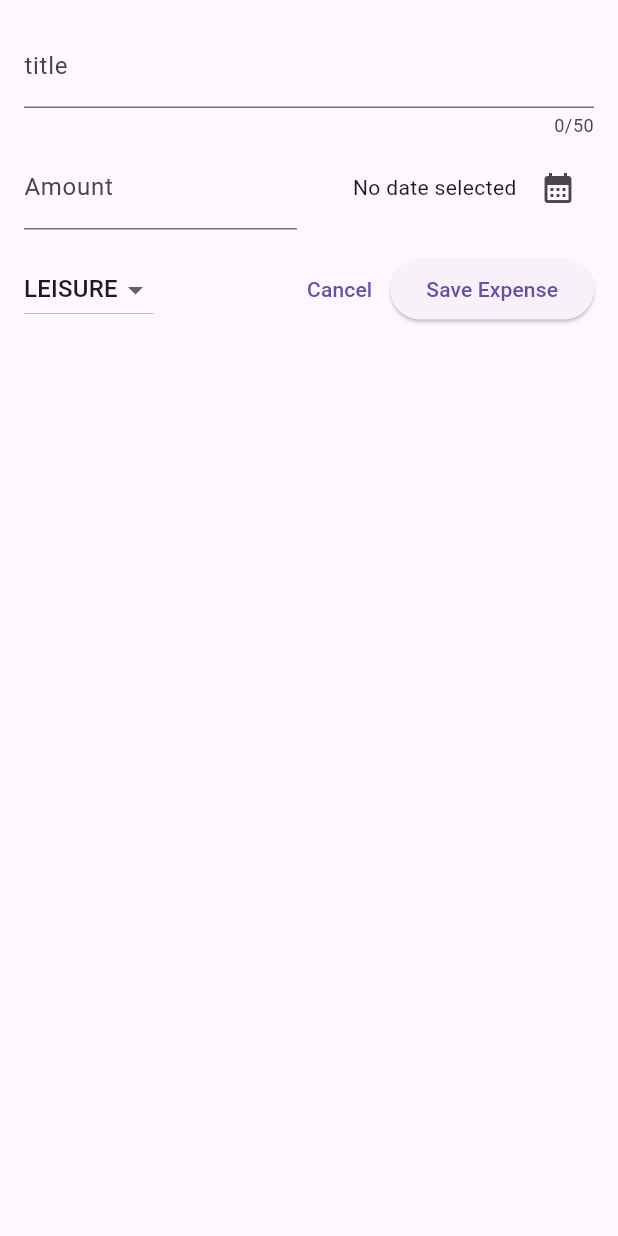
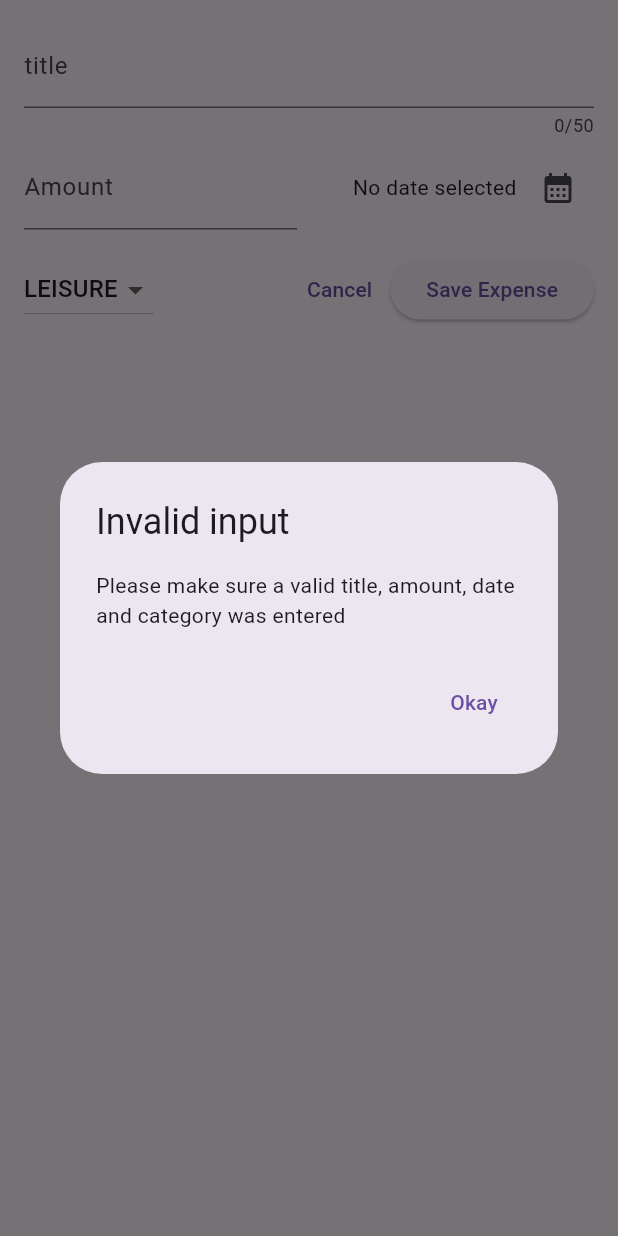
Before and after one commit to Junaidchohan/Maximilian_Schwarzmuller_Project, a Flutter app: the NewExpense widget shown alone on an empty page, opened directly, after a tap on "Save Expense", on a phone screen of 412 x 824 dp. Run offline on Flutter 3.47's test engine with Material 3 defaults, Android fonts, the phone set to English and light mode, and no system bars.

Commit message:
Validating user input & showing Error Dialog

```diff
--- a/lib/widgets/new_expense.dart
+++ b/lib/widgets/new_expense.dart
@@ -29,6 +29,29 @@
     });
   }
 
+  void _submitExpenseData() {
+    final enteredAmount = double.tryParse(_amountController
+        .text); // tryParse('Hello') => null, tryParse('1.12') => 1.12,
+    final amountIsInvalid = enteredAmount == null || enteredAmount <= 0;
+    if (_titleController.text.trim().isEmpty ||
+        amountIsInvalid ||
+        _selectedDate == null) {
+      showDialog(
+        context: context,
+        builder: (ctx) =>  AlertDialog(
+          title: const Text('Invalid input'),
+          content: const Text('Please make sure a valid title, amount, date and category was entered'),
+          actions: [
+            TextButton(onPressed: (){
+              Navigator.pop(ctx);
+            }, child: const Text('Okay'),),
+          ],
+        ),
+      );
+      return;
+    }
+    //..........................
+  }
 
   @override
   void dispose() {
@@ -85,7 +108,9 @@
               )
             ],
           ),
-          const SizedBox(height: 16,),
+          const SizedBox(
+            height: 16,
+          ),
           Row(
             children: [
               DropdownButton(
@@ -94,12 +119,14 @@
                     .map(
                       (category) => DropdownMenuItem(
                         value: category,
-                        child: Text(category.name.toUpperCase(),),
+                        child: Text(
+                          category.name.toUpperCase(),
+                        ),
                       ),
                     )
                     .toList(),
                 onChanged: (value) {
-                  if(value == null){
+                  if (value == null) {
                     return;
                   }
                   setState(() {
@@ -117,8 +144,7 @@
               ),
               ElevatedButton(
                 onPressed: () {
-                  print(_titleController.text);
-                  print(_amountController.text);
+                  _submitExpenseData();
                 },
                 child: const Text('Save Expense'),
               ),
```
